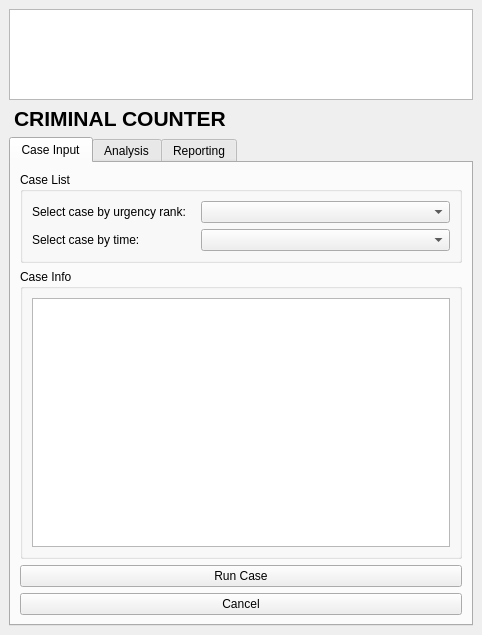
DaveyOldenburg/2017_Group6_Criminal_Counter, file criminal_counter/criminal_counter_dockwidget_base.ui: the form before one commit.
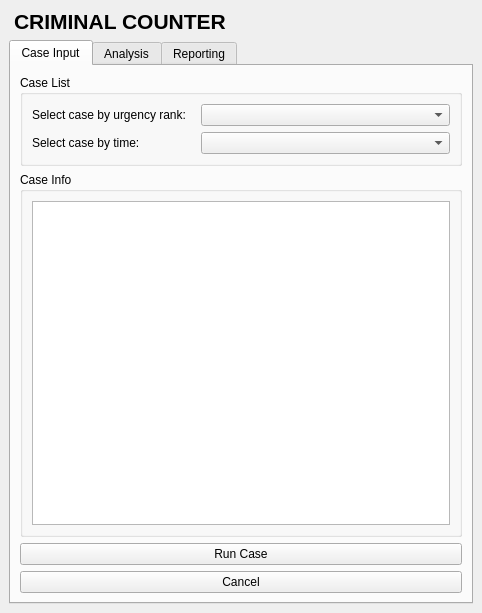
The form after the commit. Icons and pictures are not drawn.

Diff of the .ui file:
```diff
--- a/criminal_counter/criminal_counter_dockwidget_base.ui
+++ b/criminal_counter/criminal_counter_dockwidget_base.ui
@@ -7,7 +7,7 @@
     <x>0</x>
     <y>0</y>
     <width>482</width>
-    <height>635</height>
+    <height>613</height>
    </rect>
   </property>
   <property name="windowTitle">
@@ -15,7 +15,7 @@
   </property>
   <widget class="QWidget" name="dockWidgetContents">
    <layout class="QGridLayout" name="gridLayout">
-    <item row="1" column="0">
+    <item row="0" column="0">
      <widget class="QLabel" name="label">
       <property name="text">
        <string>&lt;html&gt;&lt;head/&gt;&lt;body&gt;&lt;p&gt;&lt;span style=&quot; font-size:16pt; font-weight:600;&quot;&gt;CRIMINAL COUNTER&lt;/span&gt;&lt;/p&gt;&lt;/body&gt;&lt;/html&gt;</string>
@@ -28,7 +28,7 @@
       </property>
      </widget>
     </item>
-    <item row="2" column="0">
+    <item row="1" column="0">
      <widget class="QTabWidget" name="tab_Main">
       <property name="currentIndex">
        <number>0</number>
@@ -271,9 +271,6 @@
       </widget>
      </widget>
     </item>
-    <item row="0" column="0">
-     <widget class="QGraphicsView" name="graphicsView"/>
-    </item>
    </layout>
   </widget>
  </widget>
```
Left out of the diff: 6 changed lines with no effect on the pictures.
